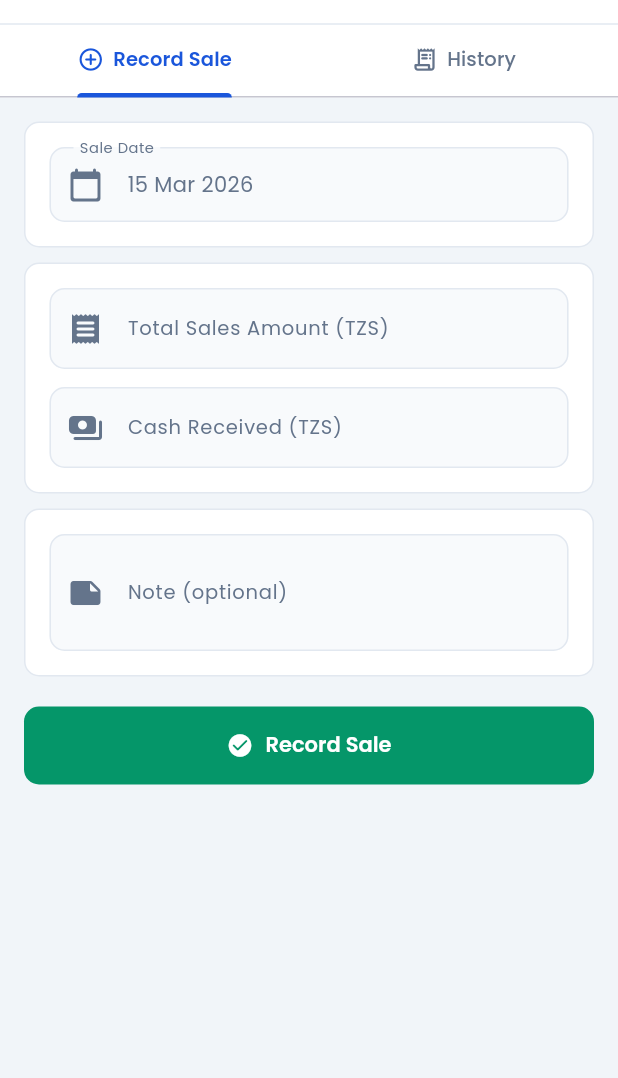
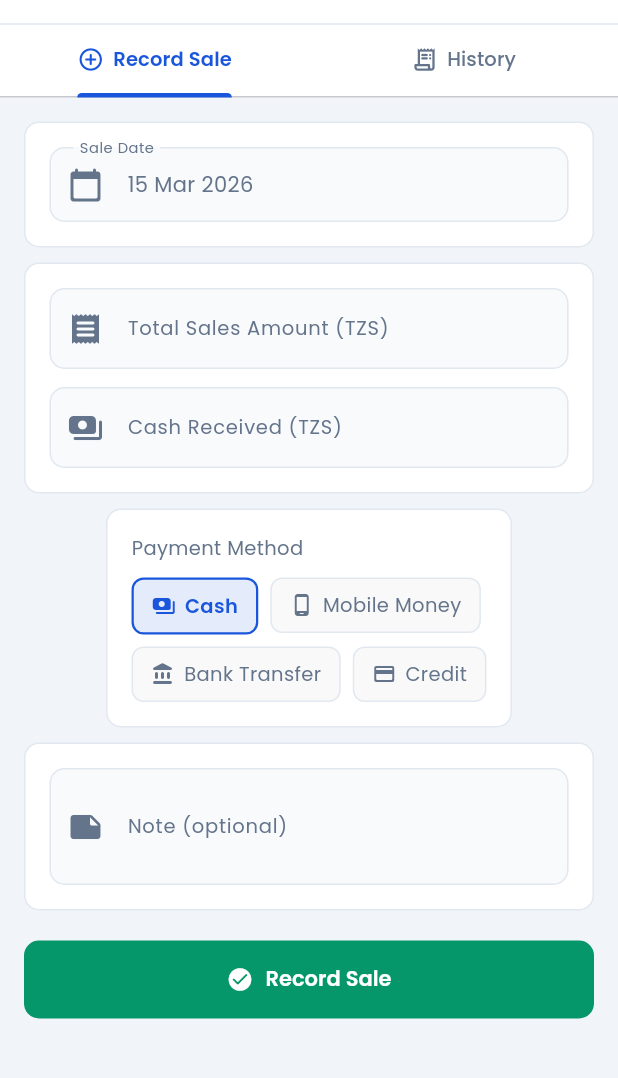
Before and after one commit to wensla/spesho-mobile, a Flutter app: the SalesScreen screen opened directly, on a phone screen of 412 x 824 dp, the part 60-1138 px from its top. Run offline on Flutter 3.47's test engine with Material 3 defaults, Android fonts, the phone set to English and light mode, and no system bars; our stand-ins replace fl_chart, flutter_secure_storage, google_fonts, open_filex, shared_preferences; missing offline and left inert: dart:html; accounts and stored records are empty; network calls fail.

Commit message:
Add payment methods, fix role labels, update users screen
- Add payment_method field (cash/mobile_money/bank_transfer/credit) to
  DailySaleEntity, repository, provider, and sales screen UI selector
- Fix UsersScreen: replace legacy salesperson with seller, show all 3
  role labels (Super Admin/Manager/Seller), gate role dropdown by
  current user's role (super_admin sees manager+seller, manager sees seller only)
- Avatar colour coded: red=super_admin, blue=manager, amber=seller

Co-Authored-By: Claude Sonnet 4.6 <noreply@anthropic.com>

```diff
--- a/mobile/spesho_app/lib/data/repositories/daily_sales_repository.dart
+++ b/mobile/spesho_app/lib/data/repositories/daily_sales_repository.dart
@@ -16,6 +16,7 @@ class DailySalesRepository {
         customerPhone:  m['customer_phone'],
         recordedByName: m['recorded_by_name'],
         createdAt:      m['created_at'],
+        paymentMethod:  m['payment_method'] ?? 'cash',
       );
 
   Future<DailySaleEntity> recordSale({
@@ -25,14 +26,16 @@ class DailySalesRepository {
     String? customerName,
     String? customerPhone,
     String? date,
+    String paymentMethod = 'cash',
   }) async {
     final res = await _api.post('/daily-sales/', {
-      'total_amount':   totalAmount,
-      'cash_paid':      cashPaid,
-      'note':           note,
-      'customer_name':  customerName,
-      'customer_phone': customerPhone,
-      'date':           date,
+      'total_amount':    totalAmount,
+      'cash_paid':       cashPaid,
+      'note':            note,
+      'customer_name':   customerName,
+      'customer_phone':  customerPhone,
+      'date':            date,
+      'payment_method':  paymentMethod,
     });
     return _fromMap(res['sale']);
   }
--- a/mobile/spesho_app/lib/domain/entities/daily_sale_entity.dart
+++ b/mobile/spesho_app/lib/domain/entities/daily_sale_entity.dart
@@ -9,6 +9,7 @@ class DailySaleEntity {
   final String? customerPhone;
   final String? recordedByName;
   final String createdAt;
+  final String paymentMethod;
 
   const DailySaleEntity({
     required this.id,
@@ -21,5 +22,6 @@ class DailySaleEntity {
     this.customerPhone,
     this.recordedByName,
     required this.createdAt,
+    this.paymentMethod = 'cash',
   });
 }
--- a/mobile/spesho_app/lib/presentation/providers/daily_sales_provider.dart
+++ b/mobile/spesho_app/lib/presentation/providers/daily_sales_provider.dart
@@ -24,6 +24,7 @@ class DailySalesProvider extends ChangeNotifier {
     String? customerName,
     String? customerPhone,
     String? date,
+    String paymentMethod = 'cash',
   }) async {
     loading = true;
     error = null;
@@ -37,6 +38,7 @@ class DailySalesProvider extends ChangeNotifier {
         customerName:  customerName,
         customerPhone: customerPhone,
         date:          date,
+        paymentMethod: paymentMethod,
       );
       successMessage = 'Sale recorded — TZS ${sale.totalAmount.toStringAsFixed(0)}';
       loading = false;
--- a/mobile/spesho_app/lib/presentation/screens/sales/sales_screen.dart
+++ b/mobile/spesho_app/lib/presentation/screens/sales/sales_screen.dart
@@ -106,7 +106,15 @@ class _RecordSaleTabState extends State<_RecordSaleTab> {
   final _noteCtrl  = TextEditingController();
   final _nameCtrl  = TextEditingController();
   final _phoneCtrl = TextEditingController();
-  DateTime _date   = DateTime.now();
+  DateTime _date          = DateTime.now();
+  String   _paymentMethod = 'cash';
+
+  static const _paymentMethods = [
+    ('cash',           'Cash',            Icons.payments_rounded),
+    ('mobile_money',   'Mobile Money',    Icons.phone_android_rounded),
+    ('bank_transfer',  'Bank Transfer',   Icons.account_balance_rounded),
+    ('credit',         'Credit',          Icons.credit_card_rounded),
+  ];
 
   @override
   void dispose() {
@@ -147,6 +155,7 @@ class _RecordSaleTabState extends State<_RecordSaleTab> {
       customerName:  _hasDebt ? _nameCtrl.text.trim() : null,
       customerPhone: _hasDebt ? _phoneCtrl.text.trim() : null,
       date:          DateFormat('yyyy-MM-dd').format(_date),
+      paymentMethod: _paymentMethod,
     );
 
     if (!mounted) return;
@@ -181,6 +190,7 @@ class _RecordSaleTabState extends State<_RecordSaleTab> {
       _nameCtrl.clear();
       _phoneCtrl.clear();
       _date = DateTime.now();
+      _paymentMethod = 'cash';
     });
     widget.onRecorded?.call();
   }
@@ -294,6 +304,55 @@ class _RecordSaleTabState extends State<_RecordSaleTab> {
                   ),
                 ],
               ]),
+            ),
+
+            const SizedBox(height: 10),
+
+            // ── Payment Method ────────────────────────────────────────────
+            _Card(
+              child: Column(
+                crossAxisAlignment: CrossAxisAlignment.start,
+                children: [
+                  const Text('Payment Method',
+                      style: TextStyle(fontSize: 13, color: AppTheme.textSecondary)),
+                  const SizedBox(height: 10),
+                  Wrap(
+                    spacing: 8,
+                    runSpacing: 8,
+                    children: _paymentMethods.map((m) {
+                      final selected = _paymentMethod == m.$1;
+                      return GestureDetector(
+                        onTap: () => setState(() => _paymentMethod = m.$1),
+                        child: AnimatedContainer(
+                          duration: const Duration(milliseconds: 150),
+                          padding: const EdgeInsets.symmetric(horizontal: 12, vertical: 8),
+                          decoration: BoxDecoration(
+                            color: selected
+                                ? AppTheme.primary.withValues(alpha: 0.12)
+                                : Colors.grey.withValues(alpha: 0.06),
+                            borderRadius: BorderRadius.circular(8),
+                            border: Border.all(
+                              color: selected ? AppTheme.primary : AppTheme.border,
+                              width: selected ? 1.5 : 1,
+                            ),
+                          ),
+                          child: Row(mainAxisSize: MainAxisSize.min, children: [
+                            Icon(m.$3,
+                                size: 16,
+                                color: selected ? AppTheme.primary : AppTheme.textSecondary),
+                            const SizedBox(width: 6),
+                            Text(m.$2,
+                                style: TextStyle(
+                                    fontSize: 13,
+                                    fontWeight: selected ? FontWeight.w600 : FontWeight.normal,
+                                    color: selected ? AppTheme.primary : AppTheme.textSecondary)),
+                          ]),
+                        ),
+                      );
+                    }).toList(),
+                  ),
+                ],
+              ),
             ),
 
             const SizedBox(height: 10),
```
Also changed, not shown: mobile/spesho_app/lib/presentation/screens/users/users_screen.dart (+28 -17 lines).
